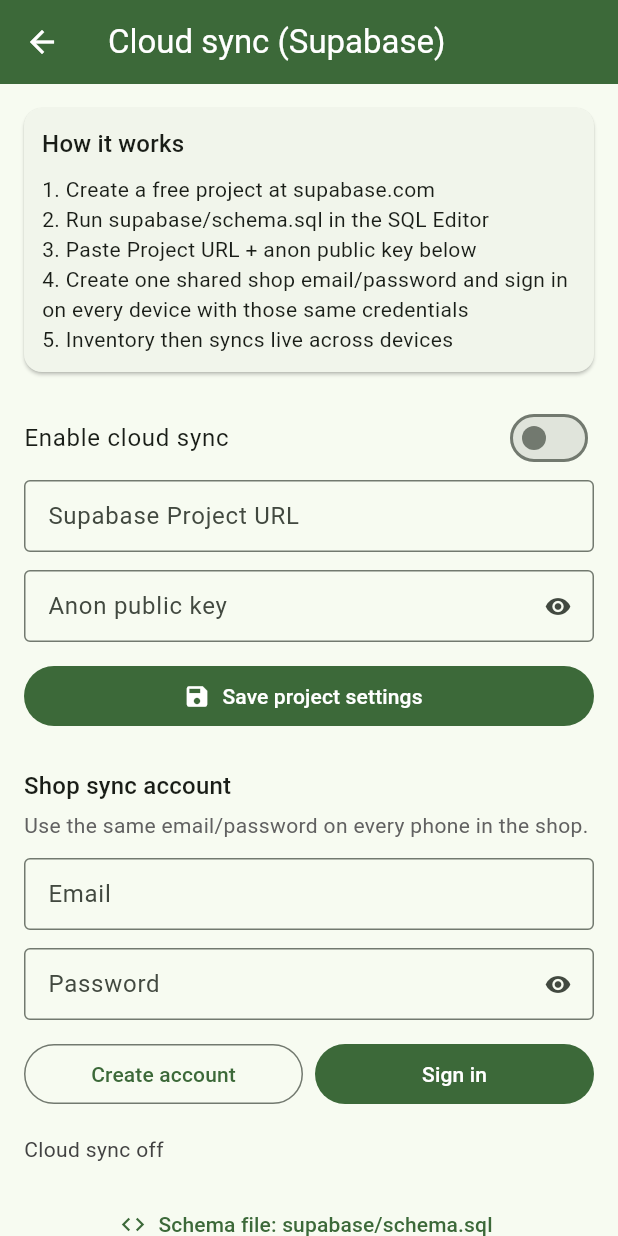
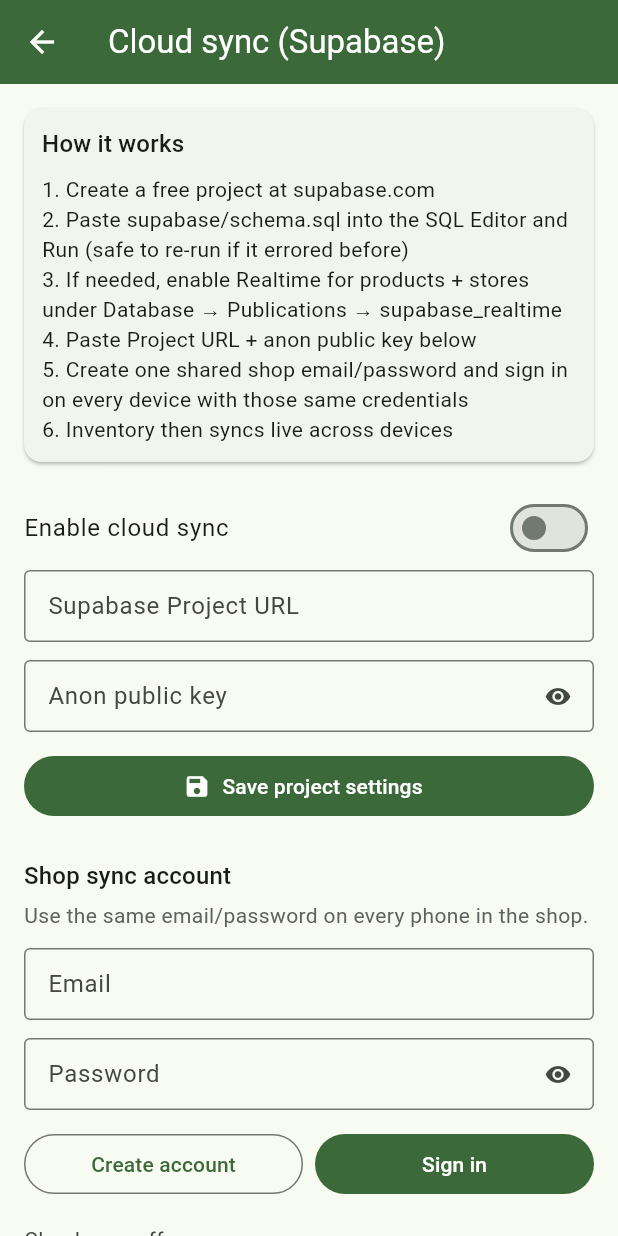
Before and after one commit to rizbismii/Expiry-Check, a Flutter app: the CloudSyncScreen screen opened directly, on a phone screen of 412 x 824 dp. Run offline on Flutter 3.47's test engine with Material 3 defaults, Android fonts, the phone set to English and light mode, and no system bars; our stand-ins replace file_picker, flutter_local_notifications, flutter_timezone, image_picker, share_plus, shared_preferences and 4 more; missing offline and left inert: excel, google_mlkit_text_recognition; accounts and stored records are empty.

Commit message:
Document schema re-run and Realtime fallback in README/UI
Co-authored-by: rizbismii <rizbismii@users.noreply.github.com>

```diff
--- a/lib/screens/cloud_sync_screen.dart
+++ b/lib/screens/cloud_sync_screen.dart
@@ -134,11 +134,14 @@ class _CloudSyncScreenState extends State<CloudSyncScreen> {
                   const SizedBox(height: 8),
                   const Text(
                     '1. Create a free project at supabase.com\n'
-                    '2. Run supabase/schema.sql in the SQL Editor\n'
-                    '3. Paste Project URL + anon public key below\n'
-                    '4. Create one shared shop email/password and sign in '
+                    '2. Paste supabase/schema.sql into the SQL Editor and Run '
+                    '(safe to re-run if it errored before)\n'
+                    '3. If needed, enable Realtime for products + stores under '
+                    'Database → Publications → supabase_realtime\n'
+                    '4. Paste Project URL + anon public key below\n'
+                    '5. Create one shared shop email/password and sign in '
                     'on every device with those same credentials\n'
-                    '5. Inventory then syncs live across devices',
+                    '6. Inventory then syncs live across devices',
                     style: TextStyle(height: 1.4),
                   ),
                 ],
```
Also changed, not shown: 1 other file.
